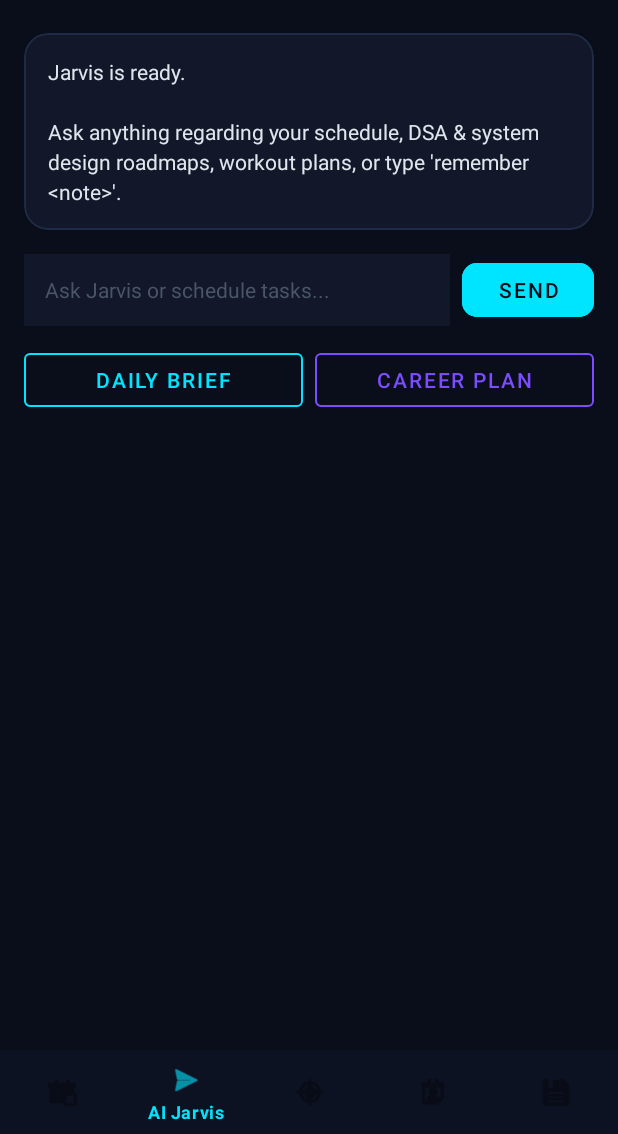
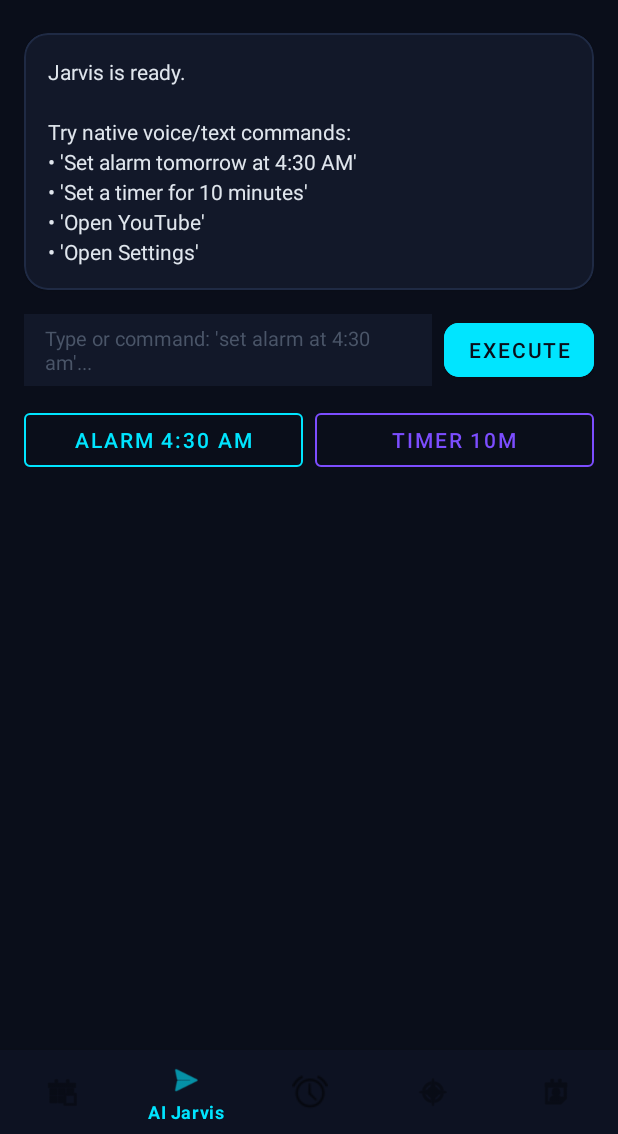
Before and after one commit to Tarunkumar-Mylipilli/phone-assistant, an Android app: the screen it shows after launch (MainActivity), item 2 of the bottom bar chosen, on a phone screen of 412 x 824 dp, the part 102-1236 px from its top. Run offline under Robolectric (Android 15) with nearby library versions, the phone set to English and light mode, and no system bars; 1 statement that could not run was skipped.

Commit message:
Implement Native Android Action Manager: Alarms, Timers, App Launching, Calendar & Permissions

```diff
--- a/app/src/main/java/com/assistant/phoneassistant/MainActivity.java
+++ b/app/src/main/java/com/assistant/phoneassistant/MainActivity.java
@@ -29,13 +29,14 @@ public class MainActivity extends AppCompatActivity {
     private DatabaseHelper dbHelper;
     private LocalModelManager modelManager;
     private VoiceManager voiceManager;
+    private AndroidActionManager actionManager;
 
     // Navigation sections
     private LinearLayout sectionHome;
     private LinearLayout sectionAssistant;
+    private LinearLayout sectionActions;
     private LinearLayout sectionCareer;
     private LinearLayout sectionHabits;
-    private LinearLayout sectionModels;
     private BottomNavigationView bottomNavigationView;
 
     // Home views
@@ -51,8 +52,14 @@ public class MainActivity extends AppCompatActivity {
     private TextView tvAiResponse;
     private EditText etUserQuery;
     private Button btnSendQuery;
-    private Button chipBriefing;
-    private Button chipCareer;
+    private Button chipAlarm;
+    private Button chipTimer;
+
+    // Native Actions views
+    private Button btnTriggerAlarm;
+    private Button btnTriggerTimer;
+    private Button btnLaunchYouTube;
+    private Button btnLaunchMaps;
 
     // Career views
     private TextView tvSkillsList;
@@ -62,13 +69,6 @@ public class MainActivity extends AppCompatActivity {
     private TextView tvHabitsList;
     private Button btnCheckInHabit;
 
-    // AI Models views
-    private TextView tvModelCatalog;
-    private Button btnSwitchEngine;
-
-    private int engineIndex = 0;
-    private final String[] engines = {"SmolLM2-1.7B-Q4", "Qwen2.5-1.5B-Q4", "Llama-3.2-1B-Q4", "Local-Rule-Based"};
-
     @Override
     protected void onCreate(Bundle savedInstanceState) {
         super.onCreate(savedInstanceState);
@@ -77,21 +77,21 @@ public class MainActivity extends AppCompatActivity {
         dbHelper = new DatabaseHelper(this);
         modelManager = new LocalModelManager(this);
         voiceManager = new VoiceManager(this);
+        actionManager = new AndroidActionManager(this);
 
         initViews();
         setupNavigation();
         updateDeviceInfo();
         refreshAllData();
-        renderModelCatalog();
         scheduleBackgroundRoutine();
     }
 
     private void initViews() {
         sectionHome = findViewById(R.id.sectionHome);
         sectionAssistant = findViewById(R.id.sectionAssistant);
+        sectionActions = findViewById(R.id.sectionActions);
         sectionCareer = findViewById(R.id.sectionCareer);
         sectionHabits = findViewById(R.id.sectionHabits);
-        sectionModels = findViewById(R.id.sectionModels);
         bottomNavigationView = findViewById(R.id.bottomNavigationView);
 
         // Home
@@ -115,13 +115,13 @@ public class MainActivity extends AppCompatActivity {
         tvAiResponse = findViewById(R.id.tvAiResponse);
         etUserQuery = findViewById(R.id.etUserQuery);
         btnSendQuery = findViewById(R.id.btnSendQuery);
-        chipBriefing = findViewById(R.id.chipBriefing);
-        chipCareer = findViewById(R.id.chipCareer);
+        chipAlarm = findViewById(R.id.chipAlarm);
+        chipTimer = findViewById(R.id.chipTimer);
 
         btnSendQuery.setOnClickListener(v -> {
             String query = etUserQuery.getText().toString().trim();
             if (!query.isEmpty()) {
-                String reply = AIAssistantEngine.processQuery(query, dbHelper, modelManager);
+                String reply = AIAssistantEngine.processQuery(query, dbHelper, modelManager, actionManager);
                 tvAiResponse.setText(reply);
                 etUserQuery.setText("");
                 refreshAllData();
@@ -129,16 +129,44 @@ public class MainActivity extends AppCompatActivity {
             }
         });
 
-        chipBriefing.setOnClickListener(v -> {
-            String reply = AIAssistantEngine.processQuery("daily briefing", dbHelper, modelManager);
+        chipAlarm.setOnClickListener(v -> {
+            String reply = actionManager.setNativeAlarm(4, 30, "Evolve Morning Protocol", true);
             tvAiResponse.setText(reply);
             voiceManager.speak(reply);
         });
 
-        chipCareer.setOnClickListener(v -> {
-            String reply = AIAssistantEngine.processQuery("career plan", dbHelper, modelManager);
+        chipTimer.setOnClickListener(v -> {
+            String reply = actionManager.setNativeTimer(600, "Evolve 10m Focus Session", true);
             tvAiResponse.setText(reply);
             voiceManager.speak(reply);
+        });
+
+        // Native Actions Direct Triggers
+        btnTriggerAlarm = findViewById(R.id.btnTriggerAlarm);
+        btnTriggerTimer = findViewById(R.id.btnTriggerTimer);
+        btnLaunchYouTube = findViewById(R.id.btnLaunchYouTube);
+        btnLaunchMaps = findViewById(R.id.btnLaunchMaps);
+
+        btnTriggerAlarm.setOnClickListener(v -> {
+            String res = actionManager.setNativeAlarm(4, 30, "Evolve Morning Routine", true);
+            Toast.makeText(this, res, Toast.LENGTH_LONG).show();
+            voiceManager.speak(res);
+        });
+
+        btnTriggerTimer.setOnClickListener(v -> {
+            String res = actionManager.setNativeTimer(600, "10-Minute Deep Work", true);
+            Toast.makeText(this, res, Toast.LENGTH_LONG).show();
+            voiceManager.speak(res);
+        });
+
+        btnLaunchYouTube.setOnClickListener(v -> {
+            String res = actionManager.launchAppByName("YouTube");
+            Toast.makeText(this, res, Toast.LENGTH_SHORT).show();
+        });
+
+        btnLaunchMaps.setOnClickListener(v -> {
+            String res = actionManager.startNavigation("Nearby Gym");
+            Toast.makeText(this, res, Toast.LENGTH_SHORT).show();
         });
 
         // Career
@@ -146,7 +174,7 @@ public class MainActivity extends AppCompatActivity {
         btnMockInterview = findViewById(R.id.btnMockInterview);
         btnMockInterview.setOnClickListener(v -> {
             bottomNavigationView.setSelectedItemId(R.id.nav_assistant);
-            String reply = "Evolve Mock Interviewer: Question 1:\n\n'In a distributed microservice system, how would you design an idempotent payment processing API to handle network retries without double-charging the customer?'\n\nType your answer below:";
+            String reply = "Evolve Mock Interviewer: Question 1:\n\n'In a distributed system, how would you design an idempotent payment processing API to handle network retries without double-charging the customer?'\n\nType your answer below:";
             tvAiResponse.setText(reply);
             voiceManager.speak(reply);
         });
@@ -160,30 +188,6 @@ public class MainActivity extends AppCompatActivity {
             refreshAllData();
             Toast.makeText(this, "Checked in! Streaks incremented.", Toast.LENGTH_SHORT).show();
         });
-
-        // Models
-        tvModelCatalog = findViewById(R.id.tvModelCatalog);
-        btnSwitchEngine = findViewById(R.id.btnSwitchEngine);
-        btnSwitchEngine.setOnClickListener(v -> {
-            engineIndex = (engineIndex + 1) % engines.length;
-            modelManager.setActiveModelId(engines[engineIndex]);
-            renderModelCatalog();
-            Toast.makeText(this, "Switched active AI Engine to: " + engines[engineIndex], Toast.LENGTH_SHORT).show();
-        });
-    }
-
-    private void renderModelCatalog() {
-        StringBuilder sb = new StringBuilder();
-        sb.append("Active Engine: ").append(modelManager.getActiveModelId().toUpperCase()).append("\n");
-        sb.append("Target Device: Realme GT 2 (Snapdragon 888, 8GB RAM)\n\n");
-
-        for (ModelInfo m : modelManager.getAvailableModels()) {
-            sb.append("• ").append(m.getName()).append("\n");
-            sb.append("  Specs: ").append(m.getParameterSize()).append(" | RAM Req: ~").append(m.getRecommendedRamMb()).append(" MB\n");
-            sb.append("  Note: ").append(m.getDescription()).append("\n\n");
-        }
-        sb.append("Operating Rule: Zero paid APIs. Models run 100% on-device or via fallback intelligence.");
-        tvModelCatalog.setText(sb.toString());
     }
 
     private void setupNavigation() {
@@ -191,9 +195,9 @@ public class MainActivity extends AppCompatActivity {
             int id = item.getItemId();
             sectionHome.setVisibility(View.GONE);
             sectionAssistant.setVisibility(View.GONE);
+            sectionActions.setVisibility(View.GONE);
             sectionCareer.setVisibility(View.GONE);
             sectionHabits.setVisibility(View.GONE);
-            sectionModels.setVisibility(View.GONE);
 
             if (id == R.id.nav_home) {
                 sectionHome.setVisibility(View.VISIBLE);
@@ -202,6 +206,9 @@ public class MainActivity extends AppCompatActivity {
             } else if (id == R.id.nav_assistant) {
                 sectionAssistant.setVisibility(View.VISIBLE);
                 return true;
+            } else if (id == R.id.nav_actions) {
+                sectionActions.setVisibility(View.VISIBLE);
+                return true;
             } else if (id == R.id.nav_career) {
                 sectionCareer.setVisibility(View.VISIBLE);
                 refreshAllData();
@@ -209,10 +216,6 @@ public class MainActivity extends AppCompatActivity {
             } else if (id == R.id.nav_habits) {
                 sectionHabits.setVisibility(View.VISIBLE);
                 refreshAllData();
-                return true;
-            } else if (id == R.id.nav_models) {
-                sectionModels.setVisibility(View.VISIBLE);
-                renderModelCatalog();
                 return true;
             }
             return false;
--- a/app/src/main/res/layout/activity_main.xml
+++ b/app/src/main/res/layout/activity_main.xml
@@ -219,7 +219,7 @@
                             android:layout_height="wrap_content"
                             android:minLines="5"
                             android:lineSpacingExtra="4dp"
-                            android:text="Jarvis is ready.\n\nAsk anything regarding your schedule, DSA &amp; system design roadmaps, workout plans, or type 'remember &lt;note&gt;'."
+                            android:text="Jarvis is ready.\n\nTry native voice/text commands:\n• 'Set alarm tomorrow at 4:30 AM'\n• 'Set a timer for 10 minutes'\n• 'Open YouTube'\n• 'Open Settings'"
                             android:textColor="#E0E6ED"
                             android:textSize="14sp" />
                     </LinearLayout>
@@ -239,12 +239,12 @@
                         android:layout_height="48dp"
                         android:layout_weight="1"
                         android:background="#121829"
-                        android:hint="Ask Jarvis or schedule tasks..."
+                        android:hint="Type or command: 'set alarm at 4:30 am'..."
                         android:textColorHint="#4A5568"
                         android:textColor="#FFFFFF"
                         android:paddingStart="14dp"
                         android:paddingEnd="14dp"
-                        android:textSize="14sp" />
+                        android:textSize="13sp" />
 
                     <com.google.android.material.button.MaterialButton
                         android:id="@+id/btnSendQuery"
@@ -252,7 +252,7 @@
                         android:layout_height="wrap_content"
                         android:layout_marginStart="8dp"
                         android:backgroundTint="#00E5FF"
-                        android:text="Send"
+                        android:text="Execute"
                         android:textColor="#0A0E1A"
                         app:cornerRadius="10dp" />
                 </LinearLayout>
@@ -264,30 +264,114 @@
                     android:orientation="horizontal">
 
                     <Button
-                        android:id="@+id/chipBriefing"
+                        android:id="@+id/chipAlarm"
                         style="@style/Widget.MaterialComponents.Button.OutlinedButton"
                         android:layout_width="0dp"
                         android:layout_height="wrap_content"
                         android:layout_weight="1"
                         android:layout_marginEnd="4dp"
-                        android:text="Daily Brief"
+                        android:text="Alarm 4:30 AM"
                         android:textColor="#00E5FF"
                         app:strokeColor="#00E5FF" />
 
                     <Button
-                        android:id="@+id/chipCareer"
+                        android:id="@+id/chipTimer"
                         style="@style/Widget.MaterialComponents.Button.OutlinedButton"
                         android:layout_width="0dp"
                         android:layout_height="wrap_content"
                         android:layout_weight="1"
                         android:layout_marginStart="4dp"
-                        android:text="Career Plan"
+                        android:text="Timer 10m"
                         android:textColor="#7C4DFF"
                         app:strokeColor="#7C4DFF" />
                 </LinearLayout>
             </LinearLayout>
 
-            <!-- SECTION 3: CAREER & LEARNING ROADMAP CONTAINER -->
+            <!-- SECTION 3: NATIVE PHONE ACTIONS CONTAINER -->
+            <LinearLayout
+                android:id="@+id/sectionActions"
+                android:layout_width="match_parent"
+                android:layout_height="wrap_content"
+                android:orientation="vertical"
+                android:visibility="gone">
+
+                <TextView
+                    android:layout_width="wrap_content"
+                    android:layout_height="wrap_content"
+                    android:text="NATIVE ANDROID PHONE CONTROLLER"
+                    android:textColor="#00E5FF"
+                    android:textSize="11sp"
+                    android:letterSpacing="0.1"
+                    android:textStyle="bold"
+                    android:layout_marginBottom="10dp" />
+
+                <com.google.android.material.card.MaterialCardView
+                    android:layout_width="match_parent"
+                    android:layout_height="wrap_content"
+                    android:layout_marginBottom="16dp"
+                    app:cardCornerRadius="16dp"
+                    app:strokeColor="#1F2A44"
+                    app:strokeWidth="1dp"
+                    app:cardBackgroundColor="#121829">
+
+                    <LinearLayout
+                        android:layout_width="match_parent"
+                        android:layout_height="wrap_content"
+                        android:orientation="vertical"
+                        android:padding="16dp">
+
+                        <TextView
+                            android:layout_width="wrap_content"
+                            android:layout_height="wrap_content"
+                            android:text="One-Touch Native System Triggers"
+                            android:textColor="#FFFFFF"
+                            android:textSize="14sp"
+                            android:textStyle="bold" />
+
+                        <com.google.android.material.button.MaterialButton
+                            android:id="@+id/btnTriggerAlarm"
+                            android:layout_width="match_parent"
+                            android:layout_height="wrap_content"
+                            android:layout_marginTop="12dp"
+                            android:backgroundTint="#00E5FF"
+                            android:text="⏰ Schedule Clock Alarm (04:30 AM)"
+                            android:textColor="#0A0E1A"
+                            app:cornerRadius="10dp" />
+
+                        <com.google.android.material.button.MaterialButton
+                            android:id="@+id/btnTriggerTimer"
+                            android:layout_width="match_parent"
+                            android:layout_height="wrap_content"
+                            android:layout_marginTop="8dp"
+                            android:backgroundTint="#7C4DFF"
+                            android:text="⏳ Set Native Timer (10 Minutes)"
+                            android:textColor="#FFFFFF"
+                            app:cornerRadius="10dp" />
+
+                        <com.google.android.material.button.MaterialButton
+                            android:id="@+id/btnLaunchYouTube"
+                            android:layout_width="match_parent"
+                            android:layout_height="wrap_content"
+                            android:layout_marginTop="8dp"
+                            android:backgroundTint="#1F2A44"
+                            android:text="▶ Launch YouTube"
+                            android:textColor="#00E5FF"
+                            app:cornerRadius="10dp" />
+
+                        <com.google.android.material.button.MaterialButton
+                            android:id="@+id/btnLaunchMaps"
+                            android:layout_width="match_parent"
+                            android:layout_height="wrap_content"
+                            android:layout_marginTop="8dp"
+                            android:backgroundTint="#1F2A44"
+                            android:text="🗺️ Open Maps Navigation"
+                            android:textColor="#00E5FF"
+                            app:cornerRadius="10dp" />
+                    </LinearLayout>
+                </com.google.android.material.card.MaterialCardView>
+            </LinearLayout>
+
+            <!-- SECTION 4: CAREER & LEARNING ROADMAP CONTAINER -->
             <LinearLayout
                 android:id="@+id/sectionCareer"
                 android:layout_width="match_parent"
@@ -327,7 +411,7 @@
                     app:cornerRadius="10dp" />
             </LinearLayout>
 
-            <!-- SECTION 4: HABITS, HEALTH & FINANCE CONTAINER -->
+            <!-- SECTION 5: HABITS, HEALTH & FINANCE CONTAINER -->
             <LinearLayout
                 android:id="@+id/sectionHabits"
                 android:layout_width="match_parent"
@@ -367,61 +451,6 @@
                     app:cornerRadius="10dp" />
             </LinearLayout>
 
-            <!-- SECTION 5: AI BRAIN & GGUF MODEL MANAGER -->
-            <LinearLayout
-                android:id="@+id/sectionModels"
-                android:layout_width="match_parent"
-                android:layout_height="wrap_content"
-                android:orientation="vertical"
-                android:visibility="gone">
-
-                <TextView
-                    android:layout_width="wrap_content"
-                    android:layout_height="wrap_content"
-                    android:text="OFFLINE GGUF AI BRAIN &amp; HARDWARE (REALME GT 2)"
-                    android:textColor="#00E5FF"
-                    android:textSize="11sp"
-                    android:letterSpacing="0.1"
-                    android:textStyle="bold"
-                    android:layout_marginBottom="10dp" />
-
-                <com.google.android.material.card.MaterialCardView
-                    android:layout_width="match_parent"
-                    android:layout_height="wrap_content"
-                    android:layout_marginBottom="16dp"
-                    app:cardCornerRadius="16dp"
-                    app:strokeColor="#1F2A44"
-                    app:strokeWidth="1dp"
-                    app:cardBackgroundColor="#121829">
-
-                    <LinearLayout
-                        android:layout_width="match_parent"
-                        android:layout_height="wrap_content"
-                        android:orientation="vertical"
-                        android:padding="16dp">
-
-                        <TextView
-                            android:id="@+id/tvModelCatalog"
-                            android:layout_width="match_parent"
-                            android:layout_height="wrap_content"
-                            android:lineSpacingExtra="5dp"
-                            android:text="Loading offline AI models..."
-                            android:textColor="#E0E6ED"
-                            android:textSize="13sp" />
-
-                        <com.google.android.material.button.MaterialButton
-                            android:id="@+id/btnSwitchEngine"
-                            android:layout_width="match_parent"
-                            android:layout_height="wrap_content"
-                            android:layout_marginTop="12dp"
-                            android:backgroundTint="#00E5FF"
-                            android:text="Cycle Active AI Engine"
-                            android:textColor="#0A0E1A"
-                            app:cornerRadius="10dp" />
-                    </LinearLayout>
-                </com.google.android.material.card.MaterialCardView>
-            </LinearLayout>
-
         </LinearLayout>
     </ScrollView>
 
--- a/app/src/main/res/menu/bottom_nav_menu.xml
+++ b/app/src/main/res/menu/bottom_nav_menu.xml
@@ -9,15 +9,15 @@
         android:icon="@android:drawable/ic_menu_send"
         android:title="AI Jarvis" />
     <item
+        android:id="@+id/nav_actions"
+        android:icon="@android:drawable/ic_lock_idle_alarm"
+        android:title="Phone Actions" />
+    <item
         android:id="@+id/nav_career"
         android:icon="@android:drawable/ic_menu_compass"
-        android:title="Career &amp; Learn" />
+        android:title="Career" />
     <item
         android:id="@+id/nav_habits"
         android:icon="@android:drawable/ic_menu_my_calendar"
-        android:title="Habits &amp; Health" />
-    <item
-        android:id="@+id/nav_models"
-        android:icon="@android:drawable/ic_menu_save"
-        android:title="AI Brain" />
+        android:title="Habits" />
 </menu>
```
Also changed, not shown: app/src/main/AndroidManifest.xml (+9 -5 lines), app/src/main/java/com/assistant/phoneassistant/AIAssistantEngine.java (+67 -21 lines), app/src/main/java/com/assistant/phoneassistant/AndroidActionManager.java (added, +171 -0 lines).
